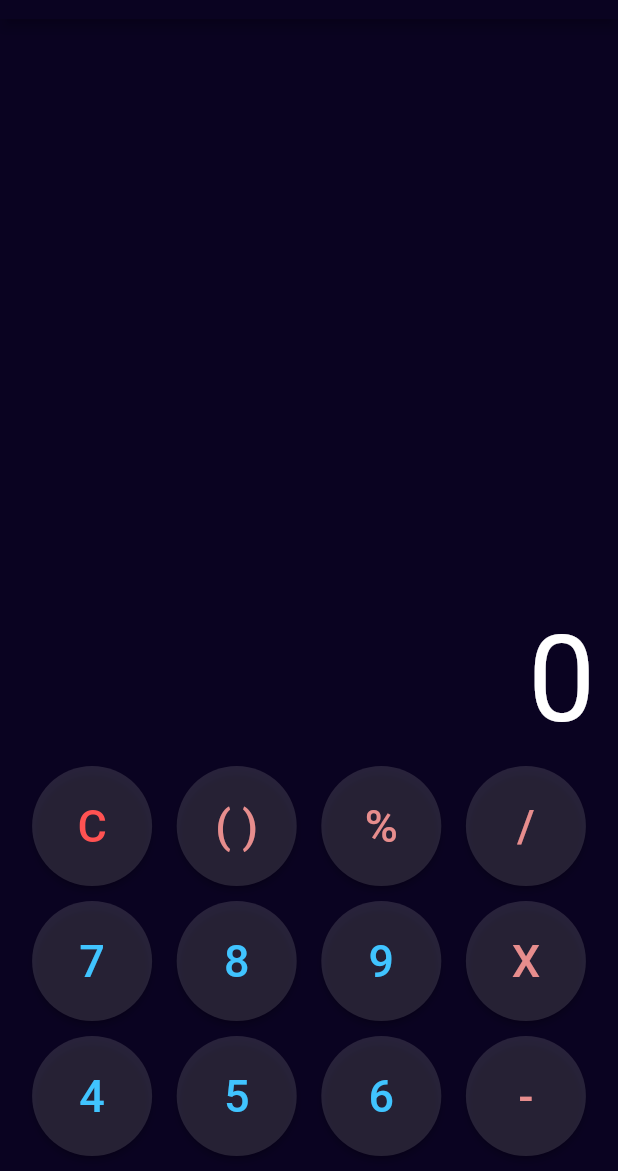
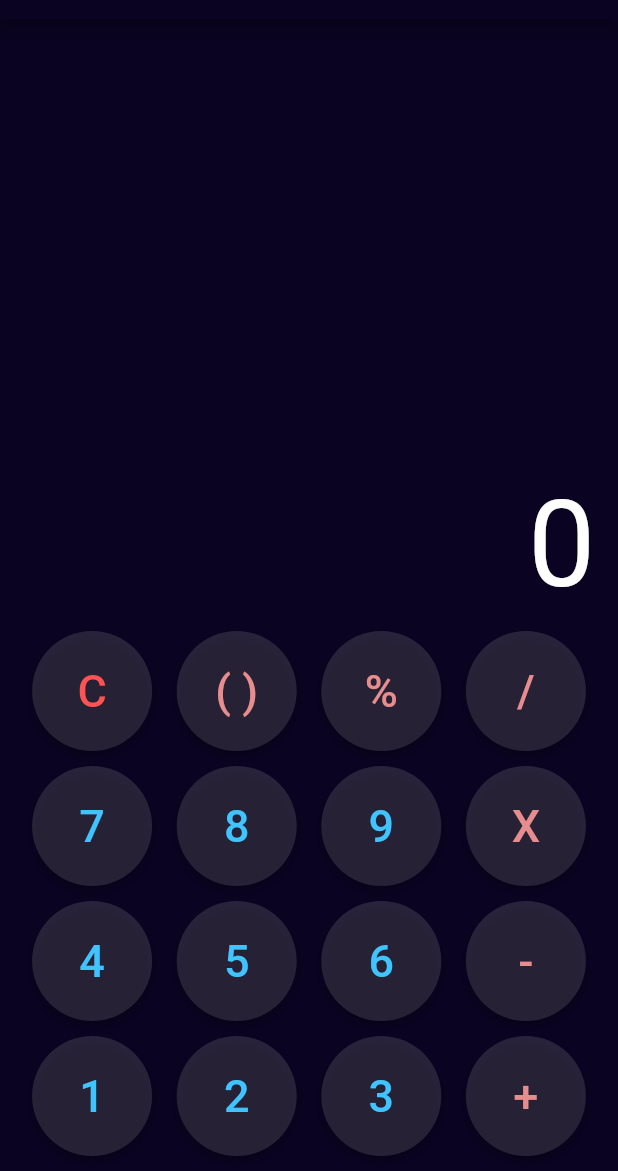
Before and after one commit to UdeepaSandakal/calculator, a Flutter app: the screen it shows after launch, on a phone screen of 412 x 824 dp, the part 65-1236 px from its top. Run offline on Flutter 3.47's test engine with Material 2 defaults, Android fonts, the phone set to English and light mode, and no system bars.

Commit message:
creating numberpad row-4

```diff
--- a/lib/calculator.dart
+++ b/lib/calculator.dart
@@ -82,6 +82,17 @@ class _CalculatorState extends State<Calculator> {
               ],
             ),
             SizedBox(height: 10),
+            Row(
+              mainAxisAlignment: MainAxisAlignment.spaceEvenly,
+              children: [
+                numButton("1", Colors.white12, Colors.lightBlueAccent),
+                numButton("2", Colors.white12, Colors.lightBlueAccent),
+                numButton("3", Colors.white12, Colors.lightBlueAccent),
+                numButton(
+                    "+", Colors.white12, Color.fromARGB(255, 231, 141, 141)),
+              ],
+            ),
+            SizedBox(height: 10),
           ],
         ),
       ),
```
